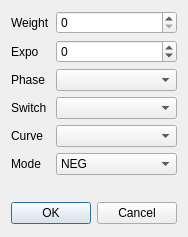
First picture: the form in src/expodialog.ui, repository roberto1903/companion9x, before the edit.
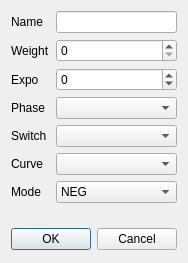
Second picture: the form after the edit. Icons and pictures are not drawn.

Commit message: expo/mixer name in modeledit for arm board

The edit to the form file:
```diff
--- a/src/expodialog.ui
+++ b/src/expodialog.ui
@@ -7,7 +7,7 @@
     <x>0</x>
     <y>0</y>
     <width>178</width>
-    <height>237</height>
+    <height>263</height>
    </rect>
   </property>
   <property name="sizePolicy">
@@ -30,59 +30,14 @@
     <normaloff>:/icon.png</normaloff>:/icon.png</iconset>
   </property>
   <layout class="QGridLayout" name="gridLayout">
-   <item row="2" column="1" colspan="3">
-    <widget class="QComboBox" name="phasesCB">
-     <property name="whatsThis">
-      <string>Phase used by the expo.</string>
-     </property>
-    </widget>
-   </item>
-   <item row="3" column="1" colspan="3">
-    <widget class="QComboBox" name="switchesCB">
-     <property name="whatsThis">
-      <string>Switch used by the expo.
-If blank then the expo is considered to be &quot;ON&quot; all the time.</string>
-     </property>
-    </widget>
-   </item>
-   <item row="4" column="0">
-    <widget class="QLabel" name="label_curves">
-     <property name="text">
-      <string>Curve</string>
-     </property>
-    </widget>
-   </item>
-   <item row="6" column="0">
-    <widget class="QLabel" name="label_9">
-     <property name="text">
-      <string>Mode</string>
-     </property>
-    </widget>
-   </item>
-   <item row="0" column="0">
+   <item row="1" column="0">
     <widget class="QLabel" name="label_3">
      <property name="text">
       <string>Weight</string>
      </property>
     </widget>
    </item>
-   <item row="8" column="0" colspan="4">
-    <widget class="QDialogButtonBox" name="buttonBox">
-     <property name="minimumSize">
-      <size>
-       <width>0</width>
-       <height>25</height>
-      </size>
-     </property>
-     <property name="orientation">
-      <enum>Qt::Horizontal</enum>
-     </property>
-     <property name="standardButtons">
-      <set>QDialogButtonBox::Cancel|QDialogButtonBox::Ok</set>
-     </property>
-    </widget>
-   </item>
-   <item row="1" column="1" colspan="3">
+   <item row="2" column="1" colspan="3">
     <widget class="QSpinBox" name="expoSB">
      <property name="sizePolicy">
       <sizepolicy hsizetype="Minimum" vsizetype="Fixed">
@@ -108,40 +63,28 @@
      </property>
     </widget>
    </item>
-   <item row="2" column="0">
-    <widget class="QLabel" name="label_phases">
+   <item row="7" column="0">
+    <widget class="QLabel" name="label_9">
      <property name="text">
-      <string>Phase</string>
+      <string>Mode</string>
      </property>
     </widget>
    </item>
-   <item row="6" column="1" colspan="3">
-    <widget class="QComboBox" name="modeCB">
-     <item>
-      <property name="text">
-       <string>NEG</string>
-      </property>
-     </item>
-     <item>
-      <property name="text">
-       <string>POS</string>
-      </property>
-     </item>
-     <item>
-      <property name="text">
-       <string>ALL</string>
-      </property>
-     </item>
+   <item row="5" column="0">
+    <widget class="QLabel" name="label_curves">
+     <property name="text">
+      <string>Curve</string>
+     </property>
     </widget>
    </item>
    <item row="4" column="1" colspan="3">
-    <widget class="QComboBox" name="curvesCB">
+    <widget class="QComboBox" name="switchesCB">
      <property name="whatsThis">
       <string>The curve used by the expo</string>
      </property>
     </widget>
    </item>
-   <item row="0" column="1" colspan="3">
+   <item row="1" column="1" colspan="3">
     <widget class="QSpinBox" name="weightSB">
      <property name="sizePolicy">
       <sizepolicy hsizetype="Minimum" vsizetype="Fixed">
@@ -163,7 +106,14 @@
      </property>
     </widget>
    </item>
-   <item row="1" column="0">
+   <item row="3" column="1" colspan="3">
+    <widget class="QComboBox" name="phasesCB">
+     <property name="whatsThis">
+      <string>Phase used by the expo.</string>
+     </property>
+    </widget>
+   </item>
+   <item row="2" column="0">
     <widget class="QLabel" name="label_2">
      <property name="text">
       <string>Expo</string>
@@ -171,13 +121,55 @@
     </widget>
    </item>
    <item row="3" column="0">
+    <widget class="QLabel" name="label_phases">
+     <property name="text">
+      <string>Phase</string>
+     </property>
+    </widget>
+   </item>
+   <item row="4" column="0">
     <widget class="QLabel" name="label_7">
      <property name="text">
       <string>Switch</string>
      </property>
     </widget>
    </item>
-   <item row="7" column="0" colspan="4">
+   <item row="9" column="0" colspan="4">
+    <widget class="QDialogButtonBox" name="buttonBox">
+     <property name="minimumSize">
+      <size>
+       <width>0</width>
+       <height>25</height>
+      </size>
+     </property>
+     <property name="orientation">
+      <enum>Qt::Horizontal</enum>
+     </property>
+     <property name="standardButtons">
+      <set>QDialogButtonBox::Cancel|QDialogButtonBox::Ok</set>
+     </property>
+    </widget>
+   </item>
+   <item row="7" column="1" colspan="3">
+    <widget class="QComboBox" name="modeCB">
+     <item>
+      <property name="text">
+       <string>NEG</string>
+      </property>
+     </item>
+     <item>
+      <property name="text">
+       <string>POS</string>
+      </property>
+     </item>
+     <item>
+      <property name="text">
+       <string>ALL</string>
+      </property>
+     </item>
+    </widget>
+   </item>
+   <item row="8" column="0" colspan="4">
     <spacer name="verticalSpacer">
      <property name="orientation">
       <enum>Qt::Vertical</enum>
@@ -190,6 +182,27 @@
      </property>
     </spacer>
    </item>
+   <item row="5" column="1" colspan="3">
+    <widget class="QComboBox" name="curvesCB">
+     <property name="whatsThis">
+      <string>The curve used by the expo</string>
+     </property>
+    </widget>
+   </item>
+   <item row="0" column="0">
+    <widget class="QLabel" name="label_name">
+     <property name="text">
+      <string>Name</string>
+     </property>
+    </widget>
+   </item>
+   <item row="0" column="1" colspan="3">
+    <widget class="QLineEdit" name="expoName">
+     <property name="maxLength">
+      <number>6</number>
+     </property>
+    </widget>
+   </item>
   </layout>
  </widget>
  <resources>
```
Left out of the diff: 3 changed lines with no effect on the pictures. The commit also changes 6 other files.
